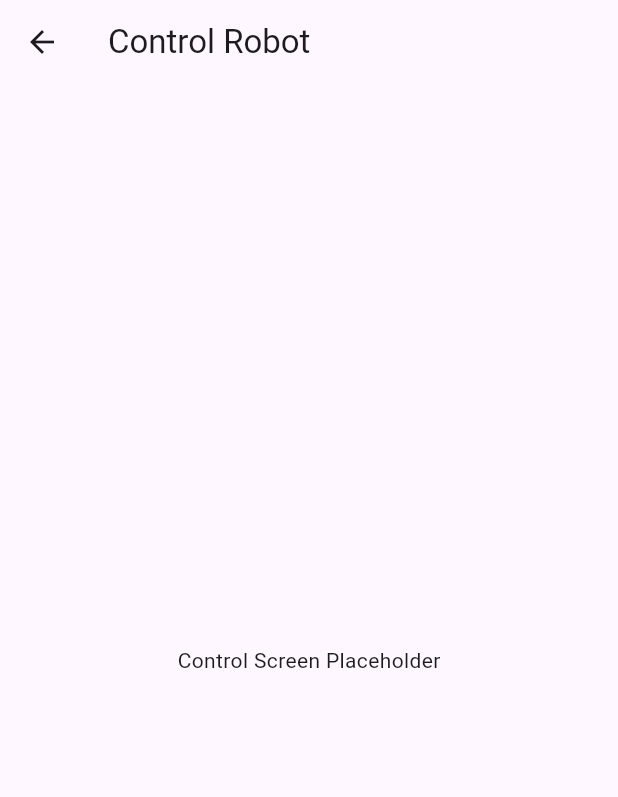
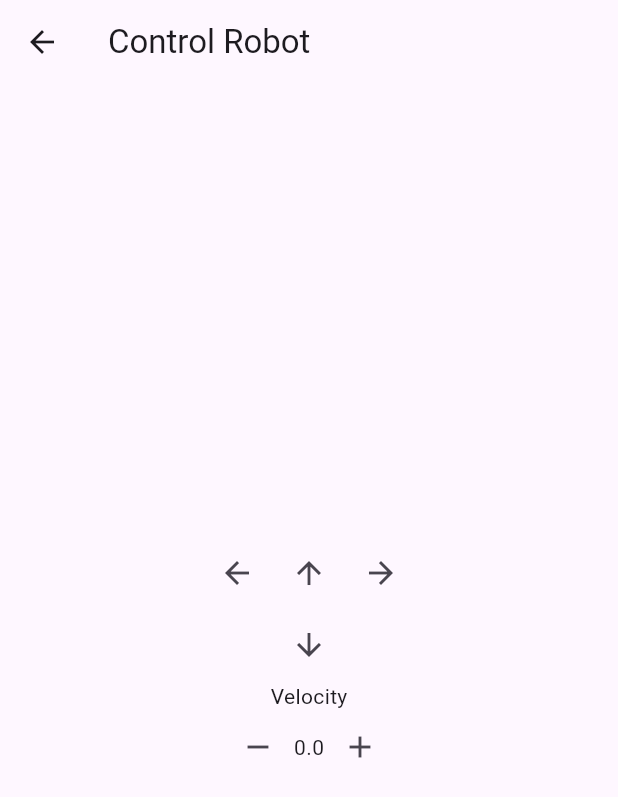
Before and after one commit to XavierGomez95/RemoteControl, a Flutter app: the ControlScreen screen opened directly, on a phone screen of 412 x 824 dp. Shown: the top 797 px of the screen. Run offline on Flutter 3.47's test engine with Material 3 defaults, Android fonts, the phone set to English and light mode, and no system bars.

Commit message:
add pr files
gf

```diff
--- a/lib/models/robot.dart
+++ b/lib/models/robot.dart
@@ -0,0 +1,15 @@
+class Robot {
+  double temperature;
+  double distance;
+  String packetColor;
+  bool lightOn;
+  double velocity;
+
+  Robot({
+    this.temperature = 0.0,
+    this.distance = 0.0,
+    this.packetColor = 'green',
+    this.lightOn = false,
+    this.velocity = 0.0,
+  });
+}
--- a/lib/screens/control_screen.dart
+++ b/lib/screens/control_screen.dart
@@ -1,17 +1,24 @@
 import 'package:flutter/material.dart';
+import '../widgets/direction_control.dart';
+import '../widgets/velocity_control.dart';
+// Importa otros widgets personalizados que crees.
 
 class ControlScreen extends StatelessWidget {
   const ControlScreen({super.key});
 
   @override
   Widget build(BuildContext context) {
-    // Implementar UI basada en la Pantalla 3 del diseño
     return Scaffold(
       appBar: AppBar(
         title: const Text('Control Robot'),
       ),
-      body: const Center(
-        child: Text('Control Screen Placeholder'),
+      body: Column(
+        mainAxisAlignment: MainAxisAlignment.center,
+        children: const [
+          DirectionControl(onDirectionSelected: (String direction) {  },),
+          VelocityControl(),
+          // Añade aquí otros controles necesarios.
+        ],
       ),
     );
   }
--- a/lib/widgets/direction_control.dart
+++ b/lib/widgets/direction_control.dart
@@ -0,0 +1,51 @@
+import 'package:flutter/material.dart';
+
+class DirectionControl extends StatelessWidget {
+  final Function(String direction) onDirectionSelected;
+
+  const DirectionControl({super.key, required this.onDirectionSelected});
+
+  @override
+  Widget build(BuildContext context) {
+    return Column(
+      children: [
+        Row(
+          mainAxisAlignment: MainAxisAlignment.center,
+          children: [
+            DirectionButton(
+              icon: Icons.arrow_back,
+              onPressed: () => onDirectionSelected('left'),
+            ),
+            DirectionButton(
+              icon: Icons.arrow_upward,
+              onPressed: () => onDirectionSelected('up'),
+            ),
+            DirectionButton(
+              icon: Icons.arrow_forward,
+              onPressed: () => onDirectionSelected('right'),
+            ),
+          ],
+        ),
+        DirectionButton(
+          icon: Icons.arrow_downward,
+          onPressed: () => onDirectionSelected('down'),
+        ),
+      ],
+    );
+  }
+}
+
+class DirectionButton extends StatelessWidget {
+  final IconData icon;
+  final VoidCallback onPressed;
+
+  const DirectionButton({super.key, required this.icon, required this.onPressed});
+
+  @override
+  Widget build(BuildContext context) {
+    return IconButton(
+      icon: Icon(icon),
+      onPressed: onPressed,
+    );
+  }
+}
--- a/lib/widgets/velocity_control.dart
+++ b/lib/widgets/velocity_control.dart
@@ -0,0 +1,49 @@
+import 'package:flutter/material.dart';
+
+class VelocityControl extends StatefulWidget {
+  const VelocityControl({super.key});
+
+  @override
+  _VelocityControlState createState() => _VelocityControlState();
+}
+
+class _VelocityControlState extends State<VelocityControl> {
+  double velocity = 0.0;
+
+  void increaseVelocity() {
+    setState(() {
+      velocity++;
+      // Aquí iría la lógica para comunicarse con el servicio del robot y actualizar su velocidad
+    });
+  }
+
+  void decreaseVelocity() {
+    setState(() {
+      velocity--;
+      // Aquí iría la lógica para comunicarse con el servicio del robot y actualizar su velocidad
+    });
+  }
+
+  @override
+  Widget build(BuildContext context) {
+    return Column(
+      children: [
+        const Text('Velocity'),
+        Row(
+          mainAxisAlignment: MainAxisAlignment.center,
+          children: [
+            IconButton(
+              icon: const Icon(Icons.remove),
+              onPressed: decreaseVelocity,
+            ),
+            Text('${velocity.toStringAsFixed(1)}'),
+            IconButton(
+              icon: const Icon(Icons.add),
+              onPressed: increaseVelocity,
+            ),
+          ],
+        ),
+      ],
+    );
+  }
+}
```
Also changed, not shown: lib/screens/robot_details_screen.dart (+12 -3 lines), lib/services/robot_service.dart (+17 -0 lines), lib/widgets/temperature_indicator.dart (+18 -0 lines), 1 other file.
